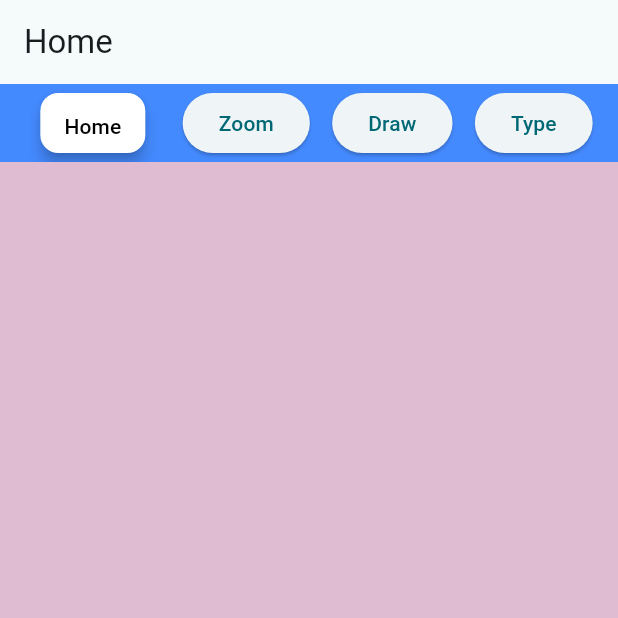
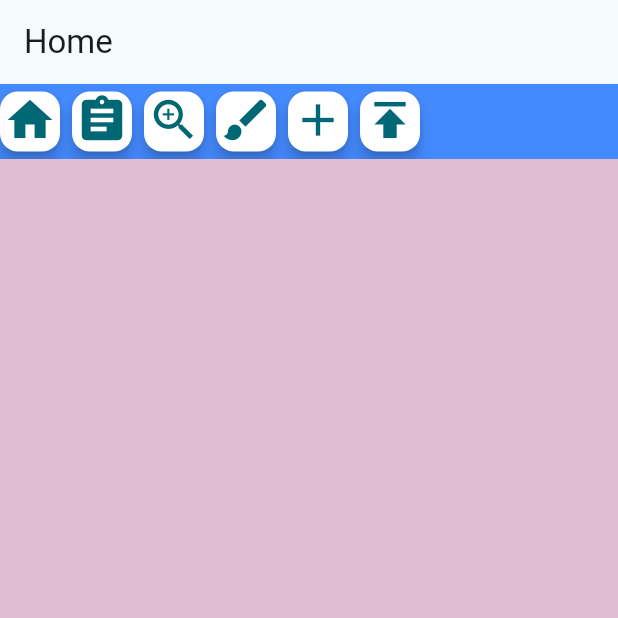
Before and after one commit to oroorro/stay_onit_app, a Flutter app: the screen it shows after launch, on a phone screen of 412 x 824 dp, the top half of it. Run offline on Flutter 3.47's test engine with Material 3 defaults, Android fonts, the phone set to English and light mode, and no system bars; our stand-ins replace flutter_svg.

Commit message:
error when svg got added

```diff
--- a/lib/main.dart
+++ b/lib/main.dart
@@ -1,5 +1,13 @@
 import 'package:flutter/material.dart';
 import 'package:vector_math/vector_math_64.dart' as vmath;
+import 'package:flutter_svg/flutter_svg.dart';
+
+
+
+
+
+
+
 
 void main() {
   runApp(const MyApp());
@@ -81,36 +89,56 @@ class _TopNav extends StatelessWidget {
   @override
   Widget build(BuildContext context) {
     return Container(
-      padding: const EdgeInsets.all(2.0),
+      padding: const EdgeInsets.symmetric(vertical: 5.0),
       color: Colors.blueAccent,
       child: Row(
-        mainAxisAlignment: MainAxisAlignment.spaceEvenly,
+        //mainAxisAlignment: MainAxisAlignment.spaceEvenly,
         children: [
-          _styledButton('Home'),
-          ElevatedButton(
-            onPressed: (){
+          _styledButton(Icons.home,null, 'Home'),
+          _styledButton(Icons.assignment, null, 'Markdown'),
+          _styledButton(Icons.zoom_in, null, 'Zoom',
+            (){
               setZoomingMode(true);
               setDrawingMode(false);
               print('Zoom Mode: true, Drawing Mode: false');
-              },
-            child: const Text('Zoom'),
+            }
           ),
-          ElevatedButton(
-            onPressed: (){
+          _styledButton(Icons.brush, null, 'Paint',
+            (){
               setZoomingMode(false);
               setDrawingMode(true);
               print('Zoom Mode: false, Drawing Mode: true');
-              },    // Enable drawing mode
-            child: const Text('Draw'),
+            }
           ),
-          ElevatedButton(
-            onPressed: (){
-              setZoomingMode(false);
-              setDrawingMode(true);
-              print('Zoom Mode: false, Typing Mode: true');
-              },   // Enable typing mode
-            child: const Text('Type'),
-          ),
+
+          _styledButton(Icons.add, null, 'New Block'),
+          _styledButton(Icons.publish, null, 'Import'),
+          // ElevatedButton.icon(
+          //   onPressed: (){
+          //     setZoomingMode(true);
+          //     setDrawingMode(false);
+          //     print('Zoom Mode: true, Drawing Mode: false');
+          //     },
+          //     icon: Icon(Icons.zoom_in),
+          //     label: Text('Zoom'),
+          //   // child: const Text('Zoom'),
+          // ),
+          // ElevatedButton(
+          //   onPressed: (){
+          //     setZoomingMode(false);
+          //     setDrawingMode(true);
+          //     print('Zoom Mode: false, Drawing Mode: true');
+          //     },    // Enable drawing mode
+          //   child: const Text('Draw'),
+          // ),
+          // ElevatedButton(
+          //   onPressed: (){
+          //     setZoomingMode(false);
+          //     setDrawingMode(true);
+          //     print('Zoom Mode: false, Typing Mode: true');
+          //     },   // Enable typing mode
+          //   child: const Text('Type'),
+          // ),
           // ElevatedButton(
           //   onPressed: () => {},  // Enable drawing mode
           //   child: const Text('New'),
@@ -125,31 +153,44 @@ class _TopNav extends StatelessWidget {
   }
 
   // Method to style each button
-  Widget _styledButton(String label) {
+  Widget _styledButton(IconData? icon, String? svgAssetPath, String label, [void Function()? delegatedOnPressed]) {
     return Container(
-      margin: const EdgeInsets.symmetric(horizontal: 10.0),  // Margin outside the button
+      margin: const EdgeInsets.fromLTRB(0, 0, 8, 0),  // Margin outside the button
       child: SizedBox(
-        width: 70,  // Set button width
+        width: 40,  // Set button width
         height: 40,  //
         child: ElevatedButton(
-          onPressed: () {
-            // Handle button press
+          onPressed: delegatedOnPressed ?? (){
+
           },
           style: ElevatedButton.styleFrom(
-            padding: const EdgeInsets.all(12.0),  // Padding inside the button
+            padding: const EdgeInsets.all(1.0),  // Padding inside the button
             backgroundColor: Colors.white,  // Button background color
             shape: RoundedRectangleBorder(
               borderRadius: BorderRadius.circular(12.0),  // Rounded corners
             ),
             elevation: 4,  // Add shadow for depth
           ),
-          child: Text(
-            label,
-            style: const TextStyle(
-              fontSize: 14.0,  // Text size
-              color: Colors.black,  // Text color
-            ),
-          ),
+          child: Column( children: [
+            // Conditionally render either an Icon or SvgPicture based on the parameters
+            if (icon != null) ...[
+              Icon(icon, size: 36.0),  // Display Icon if IconData is passed
+            ] else if (svgAssetPath != null) ...[
+              SvgPicture.asset(
+                svgAssetPath,
+                width: 50,
+                height: 50,
+              ),  // Display SvgPicture if an SVG asset path is passed
+              ],
+            ]
+            )
+          // child: Text(
+          //   label,
+          //   style: const TextStyle(
+          //     fontSize: 14.0,  // Text size
+          //     color: Colors.black,  // Text color
+          //   ),
+          // ),
         ),
       ),
     );
--- a/pubspec.yaml
+++ b/pubspec.yaml
@@ -31,6 +31,10 @@ dependencies:
   flutter:
     sdk: flutter
   vector_math: ^2.1.0
+  provider: ^6.0.0
+  flutter_svg: ^1.0.0
+  assets:
+    - assets/images/
 
 
   # The following adds the Cupertino Icons font to your application.
```
Also changed, not shown: lib/assets/images/eraser-icon.svg (added), pubspec.lock.
